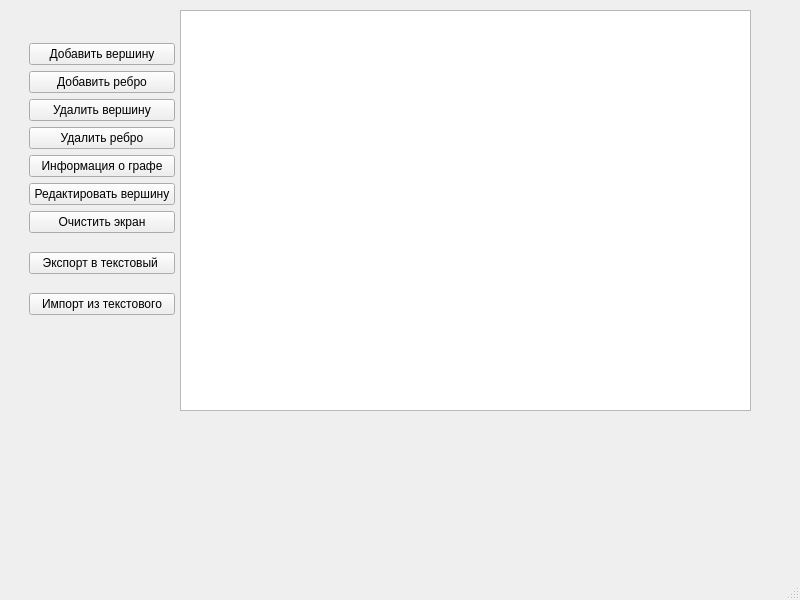
This is trunk/ii02310/task_03/src/mainwindow.ui in brstu/OTIS-2023 as Qt 5 draws it before an edit. The edited form follows.
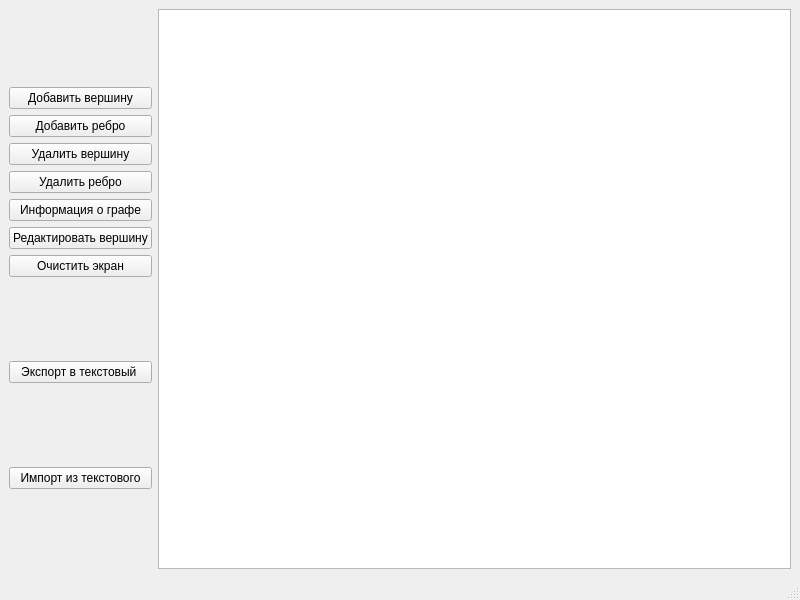
This is the edited form.

```diff
--- a/trunk/ii02310/task_03/src/mainwindow.ui
+++ b/trunk/ii02310/task_03/src/mainwindow.ui
@@ -14,25 +14,8 @@
    <string>MainWindow</string>
   </property>
   <widget class="QWidget" name="centralwidget">
-   <widget class="QGraphicsView" name="graphicsView">
-    <property name="geometry">
-     <rect>
-      <x>180</x>
-      <y>10</y>
-      <width>571</width>
-      <height>401</height>
-     </rect>
-    </property>
-   </widget>
-   <widget class="QWidget" name="">
-    <property name="geometry">
-     <rect>
-      <x>29</x>
-      <y>30</y>
-      <width>146</width>
-      <height>298</height>
-     </rect>
-    </property>
+   <layout class="QHBoxLayout" name="horizontalLayout">
+    <item>
     <layout class="QVBoxLayout" name="verticalLayout_2">
      <item>
       <layout class="QVBoxLayout" name="verticalLayout">
@@ -102,7 +85,11 @@
       </widget>
      </item>
     </layout>
-   </widget>
+    </item>
+    <item>
+     <widget class="QGraphicsView" name="graphicsView"/>
+    </item>
+   </layout>
   </widget>
   <widget class="QMenuBar" name="menubar">
    <property name="geometry">
```
Lines whose indentation alone changed are shown as unchanged.
